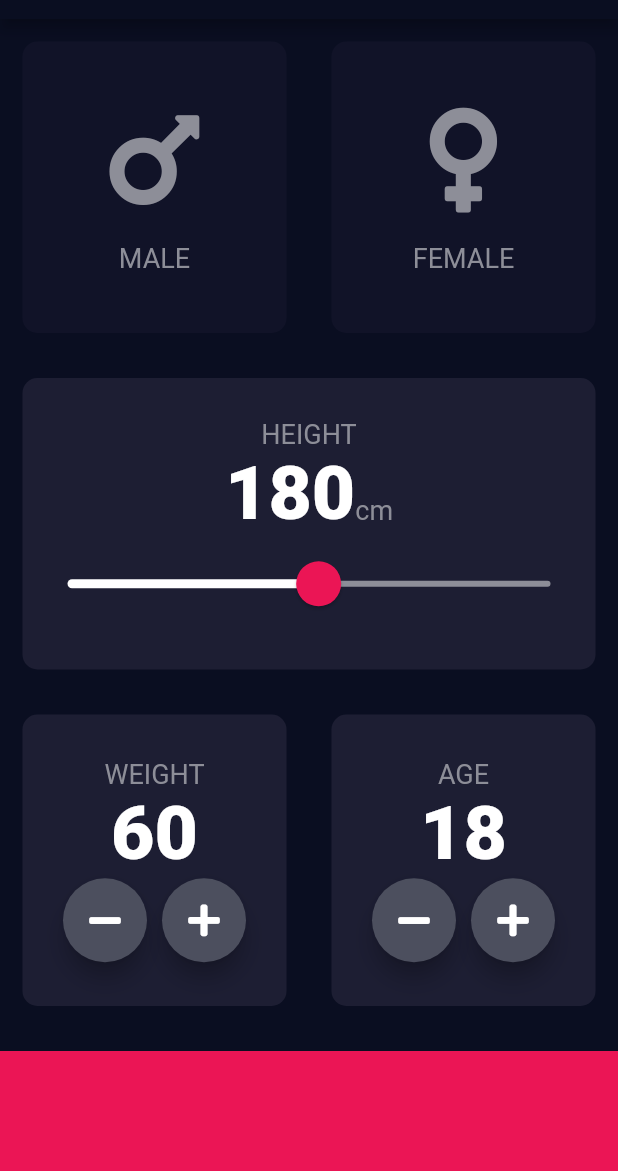
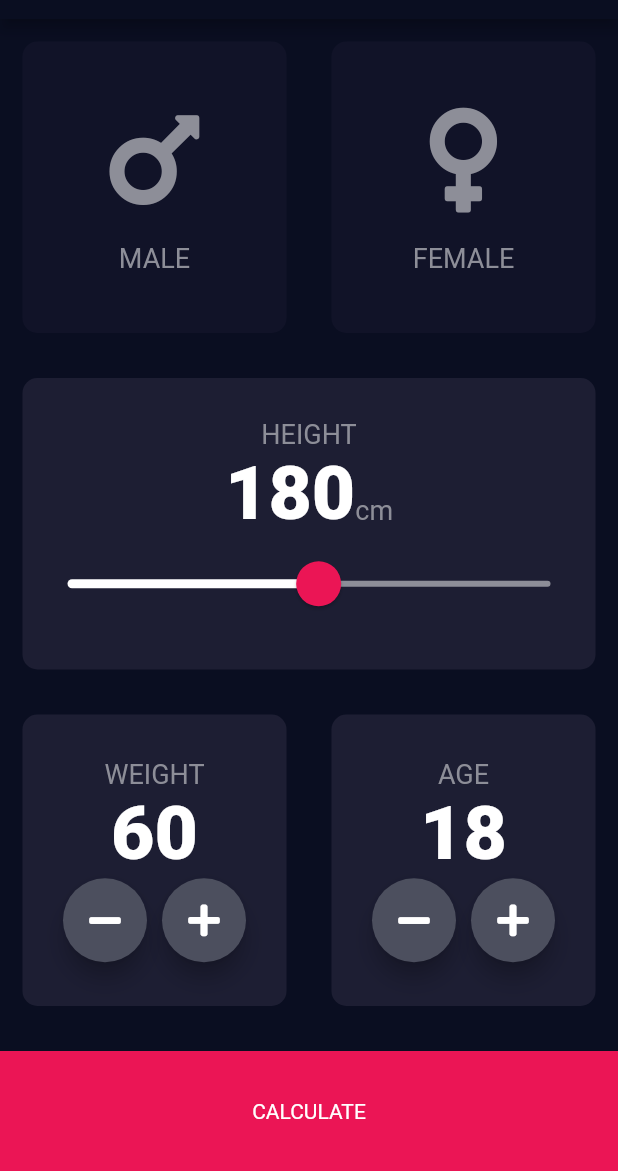
Before and after one commit to dtodt/bmi-calculator, a Flutter app: the screen it shows after launch, on a phone screen of 412 x 824 dp, the part 65-1236 px from its top. Run offline on Flutter 3.47's test engine with Material 2 defaults, Android fonts, the phone set to English and light mode, and no system bars; our stand-ins replace font_awesome_flutter.

```diff
--- a/lib/input_page.dart
+++ b/lib/input_page.dart
@@ -194,13 +194,21 @@ class _InputPageState extends State<InputPage> {
               ],
             ),
           ),
-          Container(
-            color: AppColors.accent,
-            margin: EdgeInsets.only(
-              top: AppLayout.widgetMargin,
+          GestureDetector(
+            child: Container(
+              child: Center(
+                child: Text('CALCULATE'),
+              ),
+              color: AppColors.accent,
+              margin: EdgeInsets.only(
+                top: AppLayout.widgetMargin,
+              ),
+              height: AppLayout.bottomContainerHeight,
+              width: double.infinity,
             ),
-            height: AppLayout.bottomContainerHeight,
-            width: double.infinity,
+            onTap: () {
+              Navigator.pushNamed(context, '/results');
+            },
           )
         ],
       ),
--- a/lib/main.dart
+++ b/lib/main.dart
@@ -1,5 +1,6 @@
 import 'package:bmi_calculator/app_colors.dart';
 import 'package:bmi_calculator/input_page.dart';
+import 'package:bmi_calculator/results_page.dart';
 import 'package:flutter/material.dart';
 
 void main() => runApp(CalculatorApp());
@@ -8,6 +9,11 @@ class CalculatorApp extends StatelessWidget {
   @override
   Widget build(BuildContext context) {
     return MaterialApp(
+      initialRoute: '/',
+      routes: {
+        '/': (context) => InputPage(),
+        '/results': (context) => ResultsPage(),
+      },
       title: 'BMI CALCULATOR',
       theme: ThemeData.dark().copyWith(
         primaryColor: AppColors.primary,
@@ -24,7 +30,6 @@ class CalculatorApp extends StatelessWidget {
               overlayRadius: 30,
             )),
       ),
-      home: InputPage(),
     );
   }
 }
```
Also changed, not shown: lib/results_page.dart (added, +13 -0 lines).
